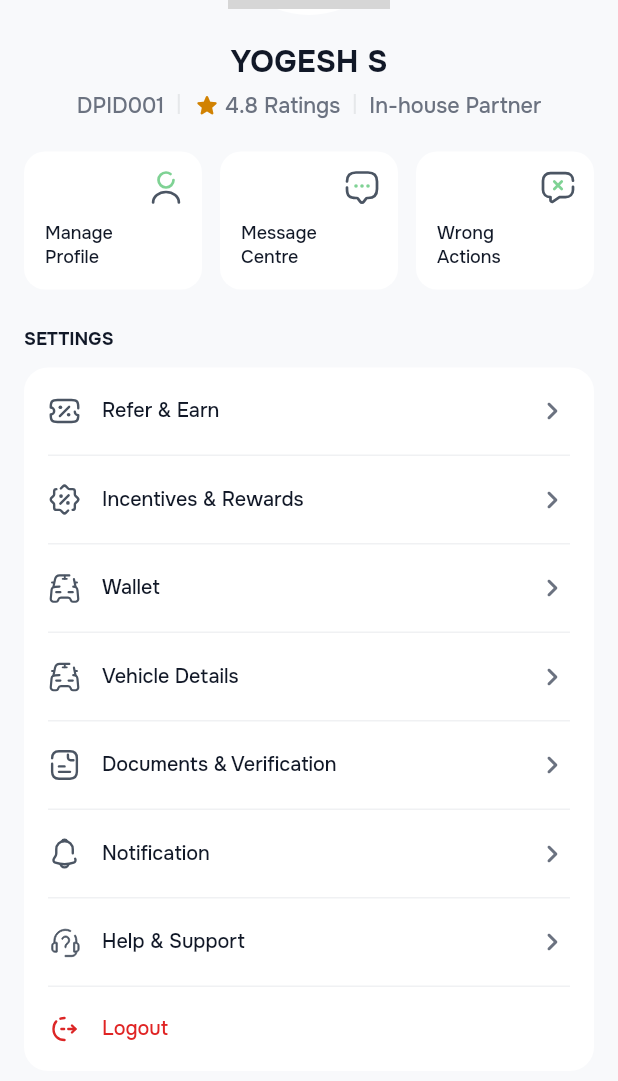
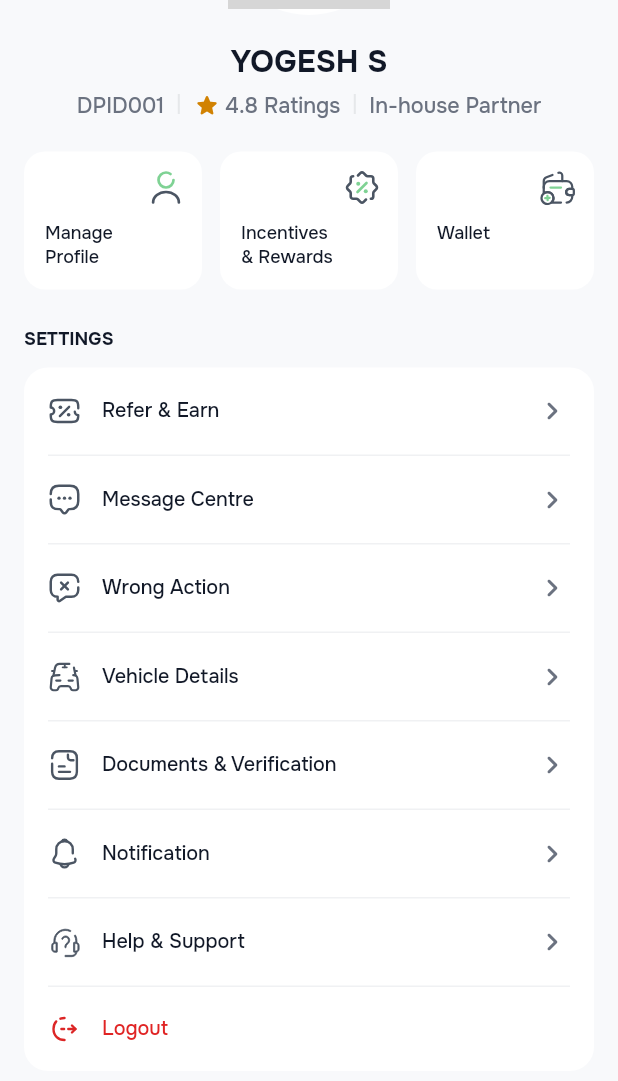
Before and after one commit to cloudi5development/chotekisan-delivery-app, a Flutter app: the ProfileScreen screen opened directly, scrolled down 196 dp, on a phone screen of 412 x 824 dp. Shown: the top 1081 px of the screen. Run offline on Flutter 3.47's test engine with Material 3 defaults, Android fonts, the phone set to English and light mode, and no system bars; our stand-ins replace dio, file_picker, flutter_screenutil, flutter_svg, geolocator, get and 6 more; missing offline and left inert: google_navigation_flutter; accounts and stored records are empty; grey boxes are pictures that could not be loaded.

Commit message:
App Icon & Profile Changes

```diff
--- a/lib/Screen/Profile/profile_screen.dart
+++ b/lib/Screen/Profile/profile_screen.dart
@@ -187,15 +187,15 @@ class ProfileScreen extends GetView<ProfileController> {
                     ),
                     const SizedBox(width: 12),
                     _QuickActionCard(
-                      label: "Message\nCentre",
-                      svgIcon: AssetSvgPath.mesageCentreIcon,
-                      onTap: () => Get.toNamed(AppRoutes.messageCentre),
+                      label: "Incentives\n& Rewards",
+                      svgIcon: AssetSvgPath.incentiveIcon,
+                      onTap: () => Get.toNamed(AppRoutes.incentivesRewards),
                     ),
                     const SizedBox(width: 12),
                     _QuickActionCard(
-                      label: "Wrong\nActions",
-                      svgIcon: AssetSvgPath.wrongActionIcon,
-                      onTap: () => Get.toNamed(AppRoutes.wrongActions),
+                      label: "Wallet \n ",
+                      svgIcon: AssetSvgPath.walletIcon,
+                      onTap: () => Get.toNamed(AppRoutes.wallet),
                     ),
                   ],
                 ),
@@ -234,15 +234,15 @@ class ProfileScreen extends GetView<ProfileController> {
                       ),
                       _tileDivider(),
                       _SettingsTile(
-                        label: "Incentives & Rewards",
-                        svgIcon: AssetSvgPath.incentiveIcon,
-                        onTap: () => Get.toNamed(AppRoutes.incentivesRewards),
+                        label: "Message Centre",
+                        svgIcon: AssetSvgPath.mesageCentreIcon,
+                        onTap: () => Get.toNamed(AppRoutes.messageCentre),
                       ),
                       _tileDivider(),
                       _SettingsTile(
-                        label: "Wallet",
-                        svgIcon: AssetSvgPath.vehicleIcon,
-                        onTap: () => Get.toNamed(AppRoutes.wallet),
+                        label: "Wrong Action",
+                        svgIcon: AssetSvgPath.wrongActionIcon,
+                        onTap: () => Get.toNamed(AppRoutes.wrongActions),
                       ),
                       _tileDivider(),
                       _SettingsTile(
--- a/lib/common/assets_path.dart
+++ b/lib/common/assets_path.dart
@@ -51,6 +51,7 @@ class AssetSvgPath {
   static const String supportIcon = "assets/svg/support_icon.svg";
   static const String referIcon = "assets/svg/refer.svg";
   static const String incentiveIcon = "assets/svg/incentives.svg";
+  static const String walletIcon = "assets/svg/wallet.svg";
   static const String vehicleIcon = "assets/svg/vehicle_detail.svg";
   static const String documentVerificationIcon = "assets/svg/documents.svg";
   static const String notificationIcon = "assets/svg/notification.svg";
--- a/lib/main.dart
+++ b/lib/main.dart
@@ -177,7 +177,7 @@ class MyApp extends StatelessWidget {
         // ),
         themeMode: ThemeMode.system,
         getPages: AppPages.routes,
-        initialRoute: AppRoutes.dashboard,
+        initialRoute: AppRoutes.splash,
       ),
     );
   }
--- a/pubspec.yaml
+++ b/pubspec.yaml
@@ -59,6 +59,12 @@ dev_dependencies:
   # package. See that file for information about deactivating specific lint
   # rules and activating additional ones.
   flutter_lints: ^6.0.0
+  flutter_launcher_icons: ^0.14.4
+
+flutter_launcher_icons:
+  android: true
+  ios: true
+  image_path: "assets/images/app_icon.png"
 
 # For information on the generic Dart part of this file, see the
 # following page: https://dart.dev/tools/pub/pubspec
```
Also changed, not shown: assets/images/app_icon.png (added), assets/svg/incentives.svg, assets/svg/message_center.svg, assets/svg/wallet.svg (added), assets/svg/wrong_action.svg, pubspec.lock, 28 other files.
